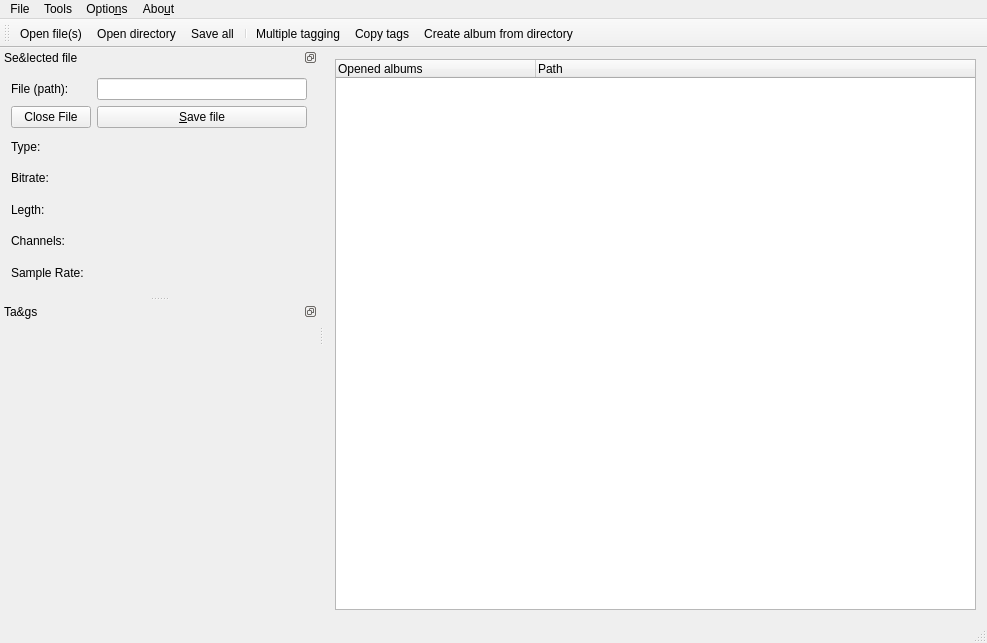
Before: the Qt Designer form src/mainwindow.ui in amethystant/Qtag, drawn with Qt 5.
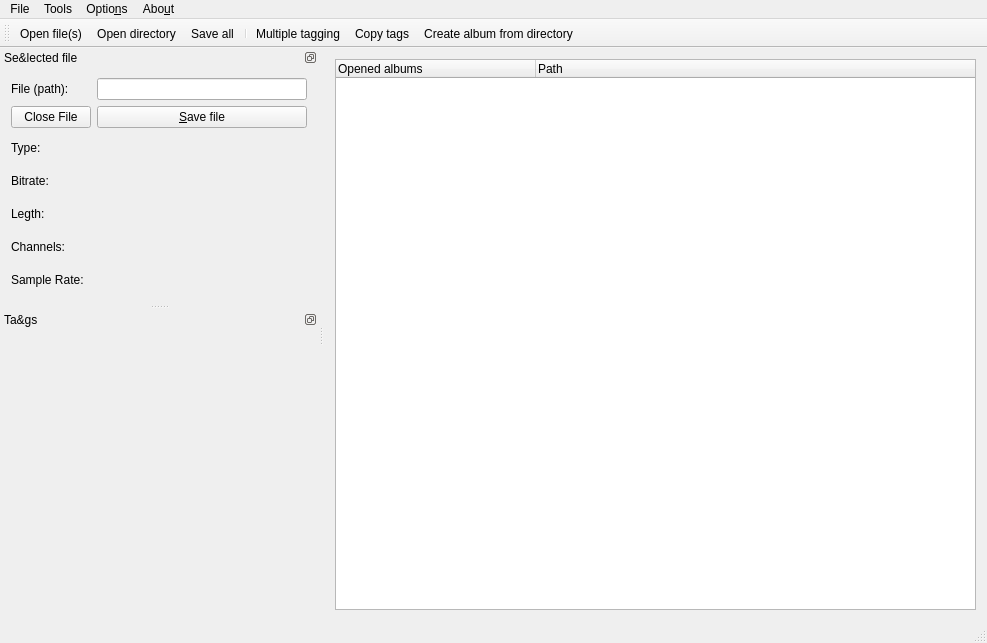
After: the same form once the commit is applied. Icons and pictures are not drawn.

Commit message: Added a spaceritem to the layout in one of the dockwidgets

Patch:
```diff
--- a/src/mainwindow.ui
+++ b/src/mainwindow.ui
@@ -131,7 +131,7 @@
    <property name="minimumSize">
     <size>
      <width>252</width>
-     <height>233</height>
+     <height>246</height>
     </size>
    </property>
    <property name="baseSize">
```
Left out of the diff: 136 changed lines with no effect on the pictures. The commit also changes 2 other files.
